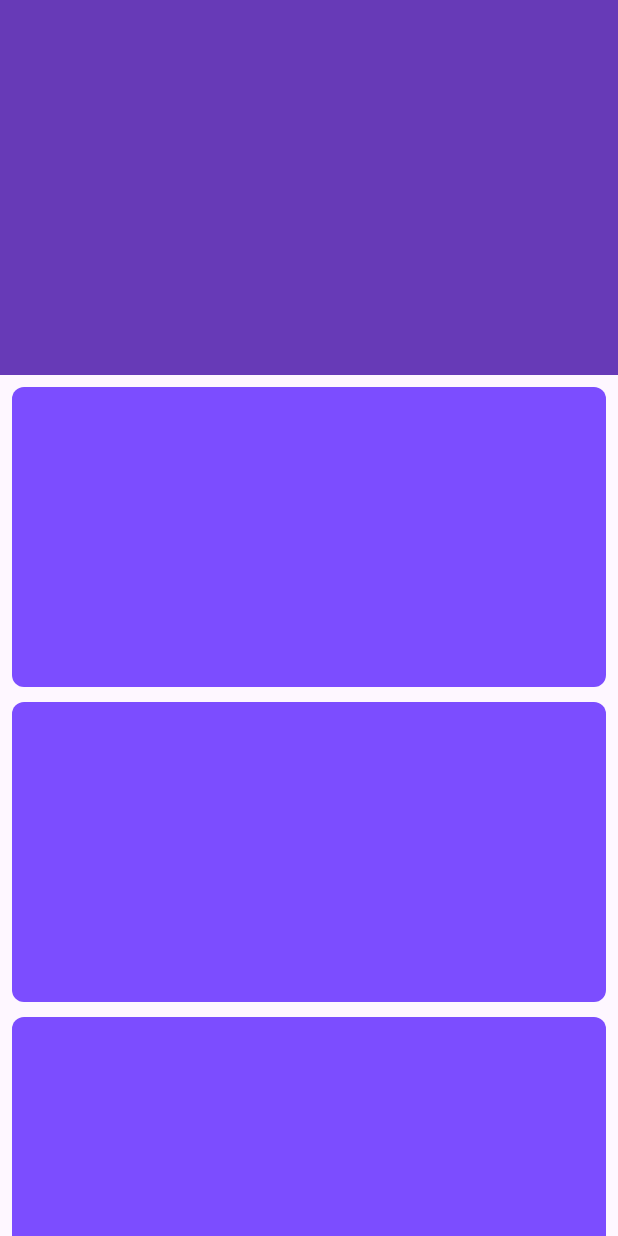
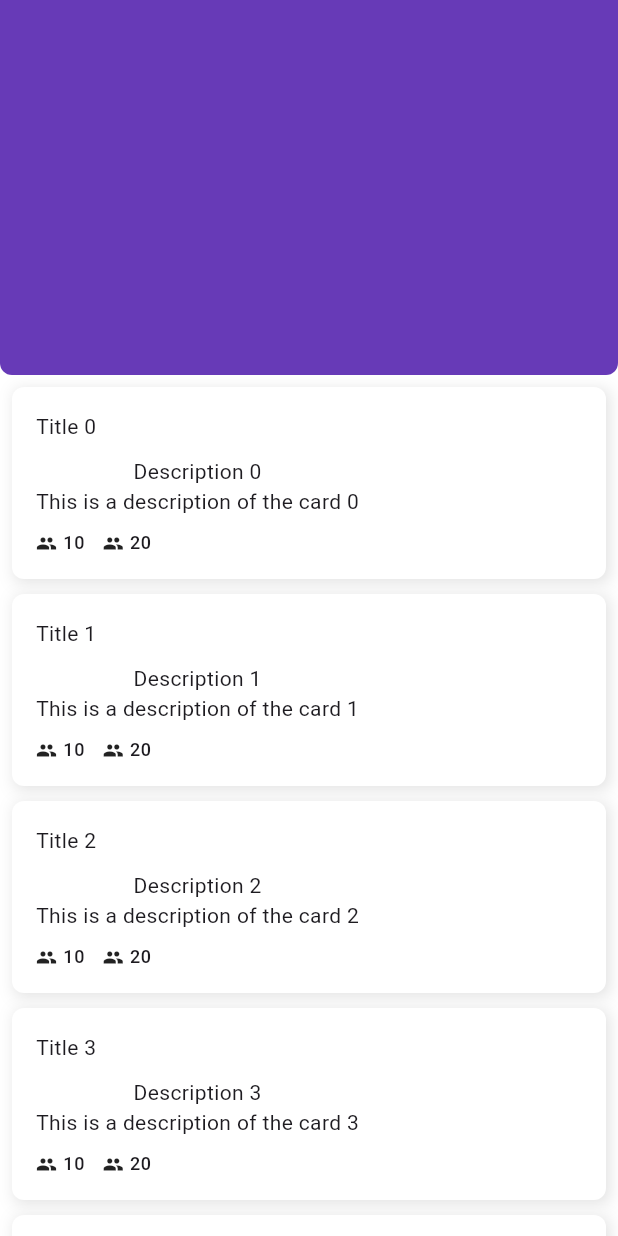
Before and after one commit to CQuarkH/flutter_atoms, a Flutter app: the screen it shows after launch, on a phone screen of 412 x 824 dp. Run offline on Flutter 3.47's test engine with Material 3 defaults, Android fonts, the phone set to English and light mode, and no system bars; our stand-ins replace flutter_hooks.

Commit message:
SliverAppbarScaffold bug solved. AccentChip added and BaseCard shadow modified.

```diff
--- a/lib/main.dart
+++ b/lib/main.dart
@@ -1,4 +1,7 @@
 import 'package:flutter/material.dart';
+import 'package:flutter_atoms/widgets/atoms/icon_label.dart';
+import 'package:flutter_atoms/widgets/molecules/base_card.dart';
+import 'package:flutter_atoms/widgets/molecules/spaced_row.dart';
 import 'package:flutter_atoms/widgets/organisms/sliver_appbar_scaffold.dart';
 
 void main() {
@@ -16,6 +19,11 @@ class MyApp extends StatelessWidget {
       theme: ThemeData(
         colorScheme: ColorScheme.fromSeed(seedColor: Colors.deepPurple),
         useMaterial3: true,
+        scaffoldBackgroundColor: Colors.white,
+        cardTheme: const CardTheme(
+          color: Colors.white,
+        ),
+        shadowColor: Colors.grey[300]!,
       ),
       home: const MyHomePage(),
     );
@@ -29,8 +37,11 @@ class MyHomePage extends StatelessWidget {
   Widget build(BuildContext context) {
     return SliverAppbarScaffold(
         topSpace: 0,
-        collapsedWidget: Container(
-          color: Colors.pinkAccent,
+        collapsedWidget: AppBar(
+          title: const Text('Atoms Demo'),
+          backgroundColor: Colors.pinkAccent,
+          centerTitle: true,
+          foregroundColor: Colors.white,
         ),
         expandedWidget: Stack(children: [
           Container(
@@ -39,17 +50,26 @@ class MyHomePage extends StatelessWidget {
         ]),
         title: 'Atoms Demo',
         child: ListView.separated(
-          padding: const EdgeInsets.all(8),
-          separatorBuilder: (context, index) => const SizedBox(height: 10),
-          itemCount: 10,
-          itemBuilder: (context, index) => Container(
-            padding: const EdgeInsets.all(10),
-            decoration: BoxDecoration(
-              borderRadius: BorderRadius.circular(8),
-              color: Colors.deepPurpleAccent,
-            ),
-            height: 200,
-          ),
-        ));
+            padding: const EdgeInsets.all(8),
+            separatorBuilder: (context, index) => const SizedBox(height: 10),
+            itemCount: 10,
+            itemBuilder: (context, index) => BaseCard(
+                  spacing: 10,
+                  header: SpacedRow(children: [
+                    Text('Title $index'),
+                  ]),
+                  body: Column(
+                    children: [
+                      Text('Description $index'),
+                      Text("This is a description of the card $index")
+                    ],
+                  ),
+                  footer: SpacedRow(
+                    children: [
+                      IconLabel(icon: Icons.people, label: '10'),
+                      IconLabel(icon: Icons.people, label: '20')
+                    ],
+                  ),
+                )));
   }
 }
--- a/lib/widgets/atoms/icon_label.dart
+++ b/lib/widgets/atoms/icon_label.dart
@@ -11,7 +11,7 @@ class IconLabel extends StatelessWidget {
       required this.icon,
       required this.label,
       this.iconSize = 14,
-      this.spacing = 8,
+      this.spacing = 4,
       this.textStyle});
 
   @override
--- a/lib/widgets/molecules/base_card.dart
+++ b/lib/widgets/molecules/base_card.dart
@@ -13,6 +13,7 @@ class BaseCard extends StatelessWidget {
   final Widget? header;
   final Widget? footer;
   final Widget body;
+  final double? spacing;
   const BaseCard(
       {super.key,
       this.backgroundImage,
@@ -25,43 +26,43 @@ class BaseCard extends StatelessWidget {
       this.border,
       this.header,
       this.footer,
+      this.spacing,
       required this.body});
 
   @override
   Widget build(BuildContext context) {
-    return Padding(
-      padding: const EdgeInsets.symmetric(horizontal: 16.0, vertical: 10),
-      child: GestureDetector(
+    return GestureDetector(
         onTap: onTap,
         child: Hero(
             tag: heroTag ?? '',
-              child: ClipRRect(
-                borderRadius: borderRadius ?? BorderRadius.circular(8),
             child: Container(
               decoration: BoxDecoration(
-                    color: cardColor ?? Theme.of(context).cardTheme.color,
-                    border: border,
                 boxShadow: boxShadow ??
                     [
                       BoxShadow(
                         color: Theme.of(context).shadowColor,
-                            blurRadius: 10,
-                            spreadRadius: 1,
-                            offset: const Offset(1, 2),
+                        blurRadius: 8,
+                        offset: const Offset(2, 2),
                       )
                     ],
+              ),
+              child: Container(
+                padding: padding ?? const EdgeInsets.all(16),
+                decoration: BoxDecoration(
+                  color: cardColor ?? Theme.of(context).cardTheme.color,
+                  border: border,
+                  borderRadius: borderRadius ?? BorderRadius.circular(8),
                   image: backgroundImage != null
                       ? DecorationImage(
                           image: backgroundImage!, fit: BoxFit.cover)
                       : null,
                 ),
-                  child: SpacedColumn(children: [
+                child: SpacedColumn(space: spacing ?? 8, children: [
                   if (header != null) header!,
                   body,
                   if (footer != null) footer!,
                 ]),
               ),
-              ))),
-    );
+            )));
   }
 }
--- /dev/null
+++ b/lib/widgets/molecules/spaced_row.dart
@@ -0,0 +1,29 @@
+import 'package:flutter/material.dart';
+
+class SpacedRow extends StatelessWidget {
+  final List<Widget> children;
+  final double? space;
+
+  const SpacedRow({Key? key, required this.children, this.space = 12})
+      : super(key: key);
+
+  @override
+  Widget build(BuildContext context) {
+    return Row(
+      children: _buildSeparatedChildren(),
+    );
+  }
+
+  List<Widget> _buildSeparatedChildren() {
+    List<Widget> separatedChildren = [];
+
+    for (int i = 0; i < children.length; i++) {
+      separatedChildren.add(children[i]);
+      if (i != children.length - 1) {
+        separatedChildren.add(SizedBox(width: space));
+      }
+    }
+
+    return separatedChildren;
+  }
+}
--- a/lib/widgets/organisms/sliver_appbar_scaffold.dart
+++ b/lib/widgets/organisms/sliver_appbar_scaffold.dart
@@ -12,6 +12,7 @@ class SliverAppbarScaffold extends StatelessWidget {
   final List<Widget>? actions;
   final ScrollPhysics? physics;
   final SliverPersistentHeaderDelegate? delegate;
+  final BorderRadius? borderRadius;
   final Widget child;
   const SliverAppbarScaffold(
       {super.key,
@@ -26,6 +27,7 @@ class SliverAppbarScaffold extends StatelessWidget {
       this.leading,
       this.actions,
       this.delegate,
+      this.borderRadius,
       required this.child});
 
   @override
@@ -39,6 +41,7 @@ class SliverAppbarScaffold extends StatelessWidget {
               SliverPersistentHeader(
                 delegate: delegate ??
                     CustomSliverAppbarDelegate(
+                        borderRadius: borderRadius,
                         expandedHeight: expandedHeight!,
                         onExpandedWidget: expandedWidget,
                         collapsedWidget: collapsedWidget ??
@@ -66,15 +69,16 @@ class CustomSliverAppbarDelegate extends SliverPersistentHeaderDelegate {
   final double expandedHeight;
   final Widget? onExpandedWidget;
   final Widget collapsedWidget;
+  final BorderRadius? borderRadius;
 
-  const CustomSliverAppbarDelegate({
-    required this.expandedHeight,
+  const CustomSliverAppbarDelegate(
+      {required this.expandedHeight,
       required this.collapsedWidget,
       this.onExpandedWidget,
-  });
+      this.borderRadius});
 
   @override
-  double get minExtent => kToolbarHeight + 40;
+  double get minExtent => kToolbarHeight + 56;
 
   @override
   double get maxExtent => expandedHeight;
@@ -82,14 +86,22 @@ class CustomSliverAppbarDelegate extends SliverPersistentHeaderDelegate {
   @override
   Widget build(
       BuildContext context, double shrinkOffset, bool overlapsContent) {
-    return Stack(
+    return ClipRRect(
+      borderRadius: borderRadius ??
+          const BorderRadius.only(
+            bottomLeft: Radius.circular(8),
+            bottomRight: Radius.circular(8),
+          ),
+      child: Stack(
         children: [
           onExpandedWidget ?? Container(),
+
           // show collapsed widget (normally appbar, title and actions)
           Opacity(
               opacity: (shrinkOffset / (maxExtent - minExtent)).clamp(0.0, 1.0),
               child: collapsedWidget),
         ],
+      ),
     );
   }
 
```
Also changed, not shown: lib/widgets/atoms/accent_chip.dart (added, +28 -0 lines). Lines whose indentation alone changed are shown as unchanged.
